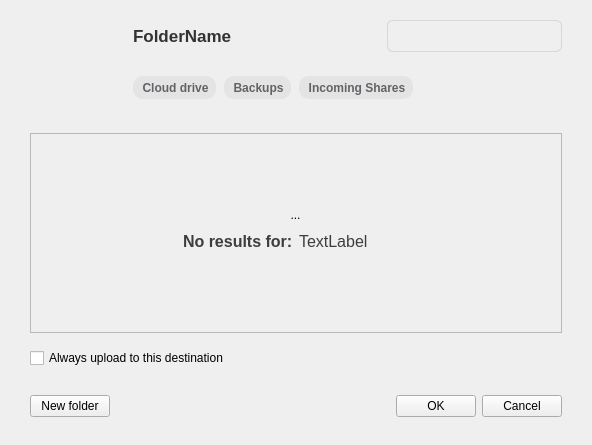
Qt form src/MEGASync/gui/node_selector/gui/linux/NodeSelectorTreeViewWidget.ui (meganz/MEGAsync) before a commit.
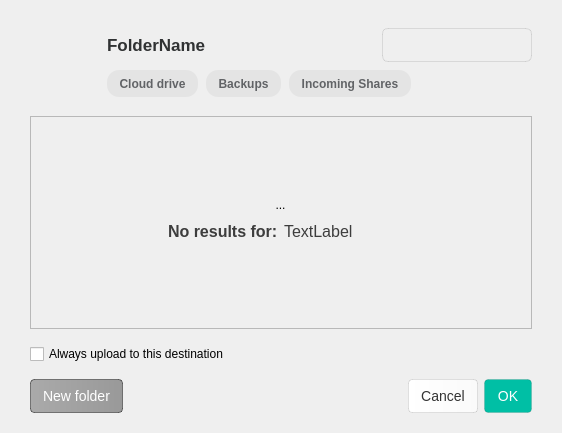
The same form after that commit. The open tabs and pages were chosen to show the change. Icons and pictures are not drawn. Custom widgets are drawn as their Qt base class.

Commit message: some ui adjustments on linux node selector

Patch:
```diff
--- a/src/MEGASync/gui/node_selector/gui/linux/NodeSelectorTreeViewWidget.ui
+++ b/src/MEGASync/gui/node_selector/gui/linux/NodeSelectorTreeViewWidget.ui
@@ -6,8 +6,8 @@
    <rect>
     <x>0</x>
     <y>0</y>
-    <width>540</width>
-    <height>445</height>
+    <width>562</width>
+    <height>433</height>
    </rect>
   </property>
   <property name="windowTitle">
@@ -38,17 +38,23 @@
    <item>
     <layout class="QGridLayout" name="gridLayout">
      <property name="topMargin">
-      <number>0</number>
+      <number>8</number>
      </property>
      <property name="bottomMargin">
-      <number>10</number>
+      <number>4</number>
+     </property>
+     <property name="horizontalSpacing">
+      <number>2</number>
+     </property>
+     <property name="verticalSpacing">
+      <number>8</number>
      </property>
      <item row="0" column="10">
       <widget class="SearchLineEdit" name="leSearch">
        <property name="minimumSize">
         <size>
-         <width>175</width>
-         <height>32</height>
+         <width>150</width>
+         <height>34</height>
         </size>
        </property>
        <property name="styleSheet">
@@ -57,7 +63,7 @@
 border-width:1px 1px 1px 1px;
 border-style:solid;
 border-color:rgba(0,0,0,0.1);
-min-height:30px;
+min-height:32px;
 }</string>
        </property>
        <property name="frameShape">
@@ -93,8 +99,8 @@
        </property>
        <property name="iconSize">
         <size>
-         <width>16</width>
-         <height>16</height>
+         <width>24</width>
+         <height>24</height>
         </size>
        </property>
       </widget>
@@ -198,8 +204,8 @@
        </property>
        <property name="iconSize">
         <size>
-         <width>16</width>
-         <height>16</height>
+         <width>24</width>
+         <height>24</height>
         </size>
        </property>
       </widget>
@@ -288,11 +294,11 @@
        <property name="styleSheet">
         <string notr="true">QToolButton
 {
-  border-radius: 10px;
+  border-radius: 12px;
   font-weight: 600;
-  height:20px;
-  padding-left:5px;
-  padding-right:3px;
+  height:24px;
+  padding-left:8px;
+  padding-right:8px;
   background-color: rgba(0, 0, 0, 0.05);
   color:#616366;
 }
@@ -324,6 +330,12 @@
         <property name="leftMargin">
          <number>0</number>
         </property>
+        <property name="topMargin">
+         <number>0</number>
+        </property>
+        <property name="bottomMargin">
+         <number>0</number>
+        </property>
         <item>
          <widget class="QToolButton" name="cloudDriveSearch">
           <property name="cursor">
@@ -680,17 +692,22 @@
              </size>
             </property>
             <property name="styleSheet">
-             <string notr="true">*{
-color:#3D3D3D;
-font-size:16px;
-font-weight: 700;
-}</string>
+             <string notr="true"/>
             </property>
             <layout class="QHBoxLayout" name="horizontalLayout_4">
              <item alignment="Qt::AlignRight">
               <widget class="QLabel" name="textLabel">
+               <property name="font">
+                <font>
+                 <pointsize>-1</pointsize>
+                 <bold>true</bold>
+                </font>
+               </property>
                <property name="styleSheet">
-                <string notr="true"/>
+                <string notr="true">*{
+color:#3D3D3D;
+font-size:16px;
+}</string>
                </property>
                <property name="text">
                 <string>No results for:</string>
@@ -699,9 +716,17 @@
              </item>
              <item alignment="Qt::AlignLeft">
               <widget class="QLabel" name="searchNotFoundText">
+               <property name="font">
+                <font>
+                 <pointsize>-1</pointsize>
+                 <bold>false</bold>
+                </font>
+               </property>
                <property name="styleSheet">
                 <string notr="true">*{
-font-weight: 400;
+color:#3D3D3D;
+font-size:16px;
+font-weigth:400;
 }</string>
                </property>
                <property name="text">
@@ -744,30 +769,68 @@
      <property name="maximumSize">
       <size>
        <width>16777215</width>
-       <height>16777215</height>
+       <height>35</height>
       </size>
      </property>
      <property name="styleSheet">
-      <string notr="true"/>
+      <string notr="true">QPushButton
+{
+min-height:32px;
+padding-left:12px;
+padding-right:12px;
+font-size:14px;
+font-weight: 400;
+border-radius:4px;
+}</string>
      </property>
      <layout class="QHBoxLayout" name="horizontalLayout">
       <property name="leftMargin">
        <number>0</number>
       </property>
       <property name="topMargin">
-       <number>12</number>
+       <number>0</number>
       </property>
       <property name="rightMargin">
        <number>0</number>
       </property>
       <property name="bottomMargin">
-       <number>8</number>
+       <number>0</number>
       </property>
       <item>
        <widget class="QPushButton" name="bNewFolder">
+        <property name="styleSheet">
+         <string notr="true">
+QPushButton
+{
+background-color:qlineargradient( x1:0 y1:0, x2:1 y2:0, stop:0 #AAAAAA, stop:1 #999999);
+color:#FFFFFF;
+border: 1px solid rgba(0, 0, 0, 0.44);
+}
+
+QPushButton:disabled
+{
+background-color: qlineargradient( x1:0 y1:0, x2:1 y2:0, stop:0 rgba(170, 170, 170, 0.3), stop:1 rgba(153, 153, 153, 0.3));
+border: 1px solid rgba(0, 0, 0, 0.15);
+}
+
+QPushButton::hover
+{
+background-color:qlineargradient( x1:0 y1:0, x2:1 y2:0, stop:0 #8D8D8D, stop:1 #7A7A7A);
+}</string>
+        </property>
         <property name="text">
          <string>New folder</string>
         </property>
+        <property name="icon">
+         <iconset resource="../../../Resources_linux.qrc">
+          <normaloff>:/images/node_selector/plus.png</normaloff>:/images/node_selector/plus.png</iconset>
+        </property>
+        <property name="iconSize">
+         <size>
+          <width>16</width>
+          <height>16</height>
+         </size>
+        </property>
        </widget>
       </item>
       <item>
@@ -783,20 +846,59 @@
         </property>
        </spacer>
       </item>
-      <item>
-       <widget class="QPushButton" name="bOk">
-        <property name="text">
-         <string>OK</string>
-        </property>
-       </widget>
-      </item>
       <item>
        <widget class="QPushButton" name="bCancel">
+        <property name="styleSheet">
+         <string notr="true">QPushButton
+{
+background-color:qlineargradient( x1:0 y1:0, x2:1 y2:0, stop:0 #FFFFFF, stop:1 #FAFAFA);
+color:#333333;
+border: 1px solid rgba(0, 0, 0, 0.1);
+}
+
+QPushButton:disabled
+{
+color: rgba(51, 51, 51, 0.3);
+}
+
+QPushButton:hover
+{
+background-color:qlineargradient( x1:0 y1:0, x2:1 y2:0, stop:0 #FAFAFA, stop:1 #F2F2F2);
+color:#333333;
+}</string>
+        </property>
         <property name="text">
          <string>Cancel</string>
         </property>
        </widget>
       </item>
+      <item>
+       <widget class="QPushButton" name="bOk">
+        <property name="styleSheet">
+         <string notr="true">QPushButton
+{
+background:#00BFA5;
+border: 1px solid rgba(0, 0, 0, 0.1);
+color:#FFFFFF;
+}
+
+QPushButton:disabled
+{
+background: rgba(0, 191, 165, 0.3);
+color:#FFFFFF;
+}
+
+QPushButton:hover
+{
+background: #00A787;
+color:#FFFFFF;
+}</string>
+        </property>
+        <property name="text">
+         <string>OK</string>
+        </property>
+       </widget>
+      </item>
      </layout>
     </widget>
    </item>
```
Left out of the diff: 19 changed lines with no effect on the pictures. The commit also changes 2 other files.
